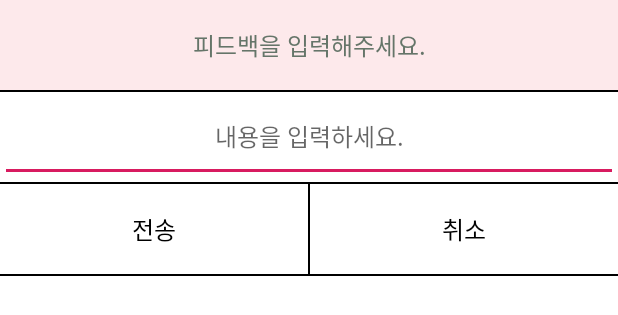
After one commit to joohye85/Masionclarifiant, an Android app: the layout custom_dialog.xml on its own in the app's theme, with its tools: preview values and no code run, on a phone screen of 412 x 824 dp. The commit adds this screen. Shown: the top 315 px of the screen. Run offline under Robolectric (Android 15) with nearby library versions, the light colour scheme and no system bars.

Commit message:
피드백 기능 구현

```diff
--- /dev/null
+++ b/app/src/main/res/layout/custom_dialog.xml
@@ -0,0 +1,72 @@
+<?xml version="1.0" encoding="utf-8"?>
+<LinearLayout xmlns:android="http://schemas.android.com/apk/res/android"
+    android:orientation="vertical" android:layout_width="match_parent"
+    android:layout_height="match_parent"
+    android:background="#ffffff">
+
+    <TextView
+        android:id="@+id/title"
+        android:layout_width="match_parent"
+        android:layout_height="60dp"
+        android:background="@color/colorBabyPink"
+        android:gravity="center"
+        android:text="피드백을 입력해주세요."
+        android:textColor="@color/colorDarkGreen"
+        android:textSize="16dp" />
+
+    <View
+        android:layout_width="match_parent"
+        android:layout_height="1dp"
+        android:background="#000000"/>
+
+    <EditText
+        android:id="@+id/mesgase"
+        android:layout_width="match_parent"
+        android:layout_height="60dp"
+        android:gravity="center"
+        android:textColor="#000000"
+        android:textSize="16dp"
+        android:hint="내용을 입력하세요."/>
+    <View
+        android:layout_width="match_parent"
+        android:layout_height="1dp"
+        android:background="#000000"/>
+
+    <LinearLayout
+        android:layout_width="match_parent"
+        android:layout_height="60dp"
+        android:orientation="horizontal">
+
+        <Button
+            android:id="@+id/okButton"
+            android:layout_width="match_parent"
+            android:layout_height="60dp"
+            android:layout_weight="1"
+            android:background="#ffffff"
+            android:gravity="center"
+            android:text="전송"
+            android:textColor="#000000"
+            android:textSize="16dp" />
+
+        <View
+            android:layout_width="1dp"
+            android:layout_height="match_parent"
+            android:background="#000000" />
+
+        <Button
+            android:id="@+id/cancelButton"
+            android:layout_width="match_parent"
+            android:layout_height="60dp"
+            android:layout_weight="1"
+            android:gravity="center"
+            android:text="취소"
+            android:textColor="#000000"
+            android:textSize="16dp"
+            android:background="#ffffff"/>
+    </LinearLayout>
+
+    <View
+        android:layout_width="match_parent"
+        android:layout_height="1dp"
+        android:background="#000000"/>
+</LinearLayout>
```
Also changed, not shown: app/src/main/java/com/example/masionclarifiant/Dialog2.java (added, +55 -0 lines), app/src/main/java/com/example/masionclarifiant/MypageActivity.java (+59 -5 lines), app/src/main/java/com/example/masionclarifiant/MypageRequest.java (added, +25 -0 lines).
